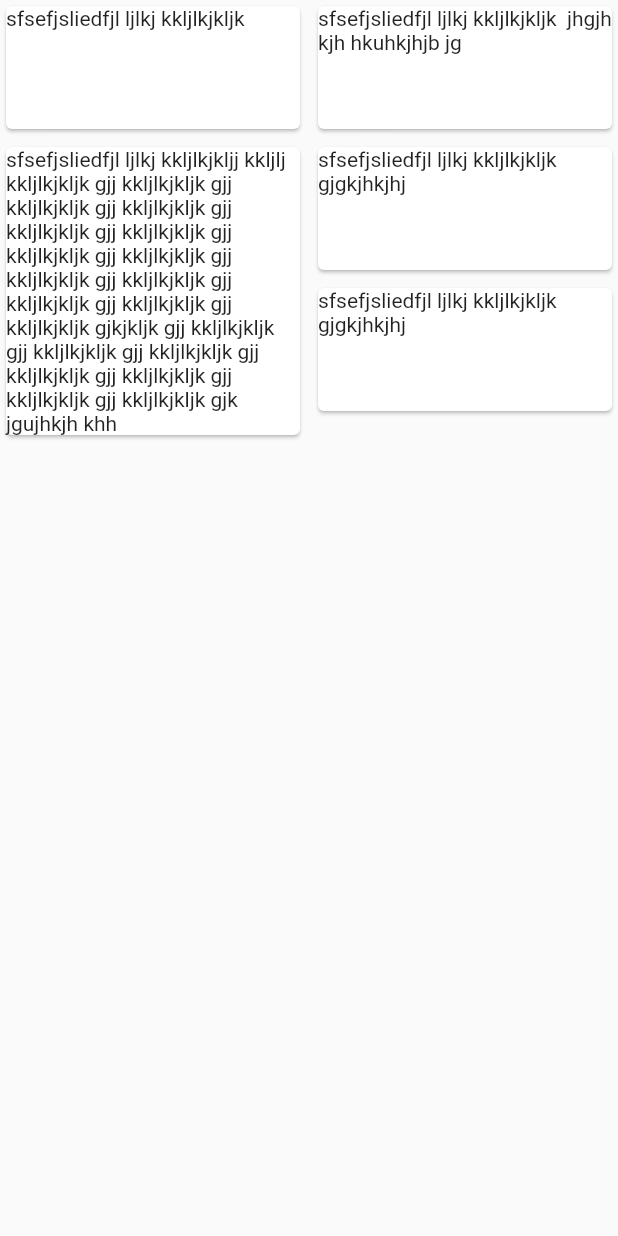
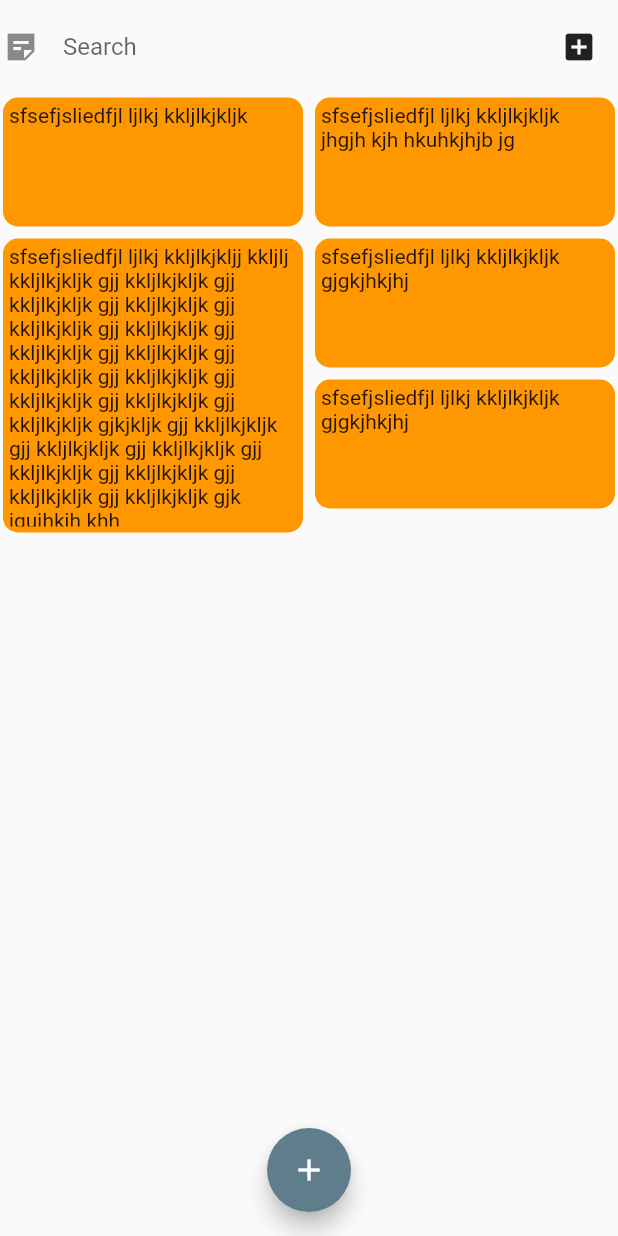
Before and after one commit to Sujoy-2811/notez_app, a Flutter app: the screen it shows after launch, on a phone screen of 412 x 824 dp. Run offline on Flutter 3.47's test engine with Material 2 defaults, Android fonts, the phone set to English and light mode, and no system bars.

Commit message:
note widget is added

```diff
--- a/lib/screen/homePage.dart
+++ b/lib/screen/homePage.dart
@@ -1,5 +1,6 @@
 import 'package:flutter/material.dart';
 import 'package:flutter_staggered_grid_view/flutter_staggered_grid_view.dart';
+import 'package:notez_app/widget/customAppBar.dart';
 
 import 'package:notez_app/widget/note.dart';
 
@@ -15,15 +16,33 @@ class MyHomePage extends StatelessWidget {
   @override
   Widget build(BuildContext context) {
     return Scaffold(
-      body: StaggeredGridView.countBuilder(
+      // backgroundColor: Colors.black,
+      body: SafeArea(
+        child: Column(
+          children: [
+            CustomAppBar(),
+            Container(
+              // -change heights
+              height: 400,
+              child: StaggeredGridView.countBuilder(
                 crossAxisCount: 2,
                 itemCount: 5,
-        itemBuilder: (BuildContext context, int index) => Note(notes[index]),
+                itemBuilder: (BuildContext context, int index) =>
+                    Note(notes[index], Colors.orange),
                 staggeredTileBuilder: (int index) => new StaggeredTile.fit(1),
                 // new StaggeredTile.count(2, index.isEven ? 2 : 1),
                 mainAxisSpacing: 4.0,
                 crossAxisSpacing: 4.0,
               ),
+            ),
+          ],
+        ),
+      ),
+      floatingActionButtonLocation: FloatingActionButtonLocation.centerFloat,
+      floatingActionButton: FloatingActionButton(
+        onPressed: () {},
+        child: Icon(Icons.add),
+      ),
     );
   }
 }
--- /dev/null
+++ b/lib/widget/customAppBar.dart
@@ -0,0 +1,29 @@
+import 'package:flutter/material.dart';
+
+class CustomAppBar extends StatelessWidget {
+  @override
+  Widget build(BuildContext context) {
+    return Container(
+      padding: EdgeInsets.all(2),
+      child: Row(
+        children: [
+          Expanded(
+            child: TextField(
+              decoration: InputDecoration(
+                labelText: "Search",
+                border: InputBorder.none,
+                icon: Icon(
+                  IconData(60667, fontFamily: 'MaterialIcons'),
+                  // color: Colors.white,
+                  size: 24.0,
+                  semanticLabel: 'Text to announce in accessibility modes',
+                ),
+              ),
+            ),
+          ),
+          IconButton(onPressed: () {}, icon: Icon(Icons.add_box)),
+        ],
+      ),
+    );
+  }
+}
--- a/lib/widget/note.dart
+++ b/lib/widget/note.dart
@@ -1,9 +1,10 @@
 import 'package:flutter/material.dart';
 
 class Note extends StatelessWidget {
+  final Color noteColor;
   final noteText;
 
-  Note(this.noteText);
+  Note(this.noteText, this.noteColor);
 
   @override
   Widget build(BuildContext context) {
@@ -12,8 +13,17 @@ class Note extends StatelessWidget {
         minHeight: 90.0,
         maxHeight: 200.0,
       ),
-      child: Card(
-        child: Text(noteText),
+      // child: Card(
+      //   elevation: 2,
+      //   child: Container(child: Text(noteText)),
+      // ),
+      child: Container(
+        decoration: BoxDecoration(
+            color: noteColor,
+            borderRadius: BorderRadius.all(Radius.circular(10))),
+        padding: EdgeInsets.all(4),
+        margin: EdgeInsets.all(2),
+        child: Container(child: Text(noteText)),
       ),
     );
   }
```
Lines whose indentation alone changed are shown as unchanged.
